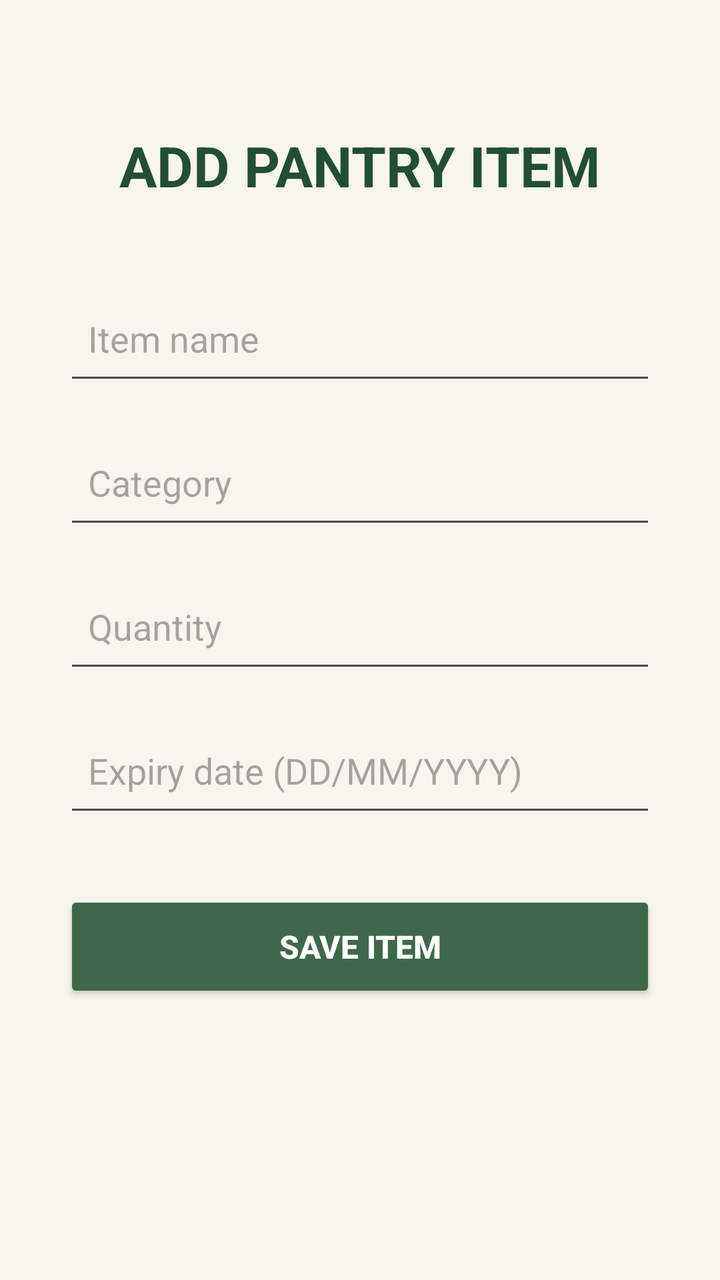
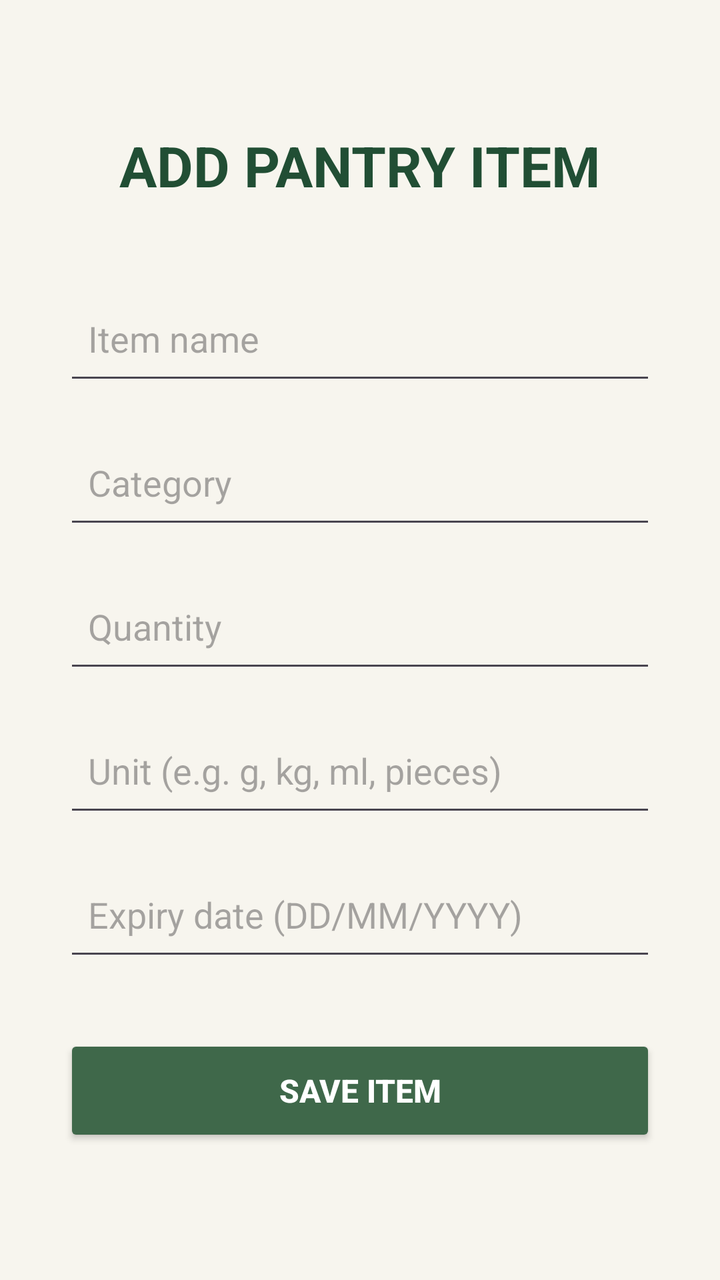

Before-and-after screenshots of an Android layout around one commit, followed by the original layout XML and the change that was made.
<!-- AndroidManifest.xml: application theme Theme.SmartPantryManager -->
<!-- res/layout/activity_add_item.xml -->
<?xml version="1.0" encoding="utf-8"?>
<androidx.constraintlayout.widget.ConstraintLayout
    xmlns:android="http://schemas.android.com/apk/res/android"
    xmlns:app="http://schemas.android.com/apk/res-auto"
    xmlns:tools="http://schemas.android.com/tools"
    android:id="@+id/main"
    android:layout_width="match_parent"
    android:layout_height="match_parent"
    android:background="@color/pantry_cream"
    android:paddingStart="32dp"
    android:paddingEnd="32dp"
    tools:context=".AddItemActivity">

    <TextView
        android:id="@+id/textAddItemTitle"
        android:layout_width="wrap_content"
        android:layout_height="wrap_content"
        android:layout_marginTop="64dp"
        android:text="ADD PANTRY ITEM"
        android:textColor="@color/pantry_dark_green"
        android:textSize="28sp"
        android:textStyle="bold"
        app:layout_constraintEnd_toEndOf="parent"
        app:layout_constraintStart_toStartOf="parent"
        app:layout_constraintTop_toTopOf="parent"
        />

    <EditText
        android:id="@+id/editItemName"
        android:layout_width="0dp"
        android:layout_height="56dp"
        android:layout_marginTop="40dp"
        android:hint="Item name"
        android:inputType="textCapWords"
        android:padding="12dp"
        app:layout_constraintEnd_toEndOf="parent"
        app:layout_constraintStart_toStartOf="parent"
        app:layout_constraintTop_toBottomOf="@id/textAddItemTitle"
        />

    <EditText
        android:id="@+id/editCategory"
        android:layout_width="0dp"
        android:layout_height="56dp"
        android:layout_marginTop="16dp"
        android:hint="Category"
        android:inputType="textCapWords"
        android:padding="12dp"
        app:layout_constraintEnd_toEndOf="parent"
        app:layout_constraintStart_toStartOf="parent"
        app:layout_constraintTop_toBottomOf="@id/editItemName"
        />

    <EditText
        android:id="@+id/editQuantity"
        android:layout_width="0dp"
        android:layout_height="56dp"
        android:layout_marginTop="16dp"
        android:hint="Quantity"
        android:inputType="number"
        android:padding="12dp"
        app:layout_constraintEnd_toEndOf="parent"
        app:layout_constraintStart_toStartOf="parent"
        app:layout_constraintTop_toBottomOf="@id/editCategory"
        />
    <EditText
        android:id="@+id/editExpiryDate"
        android:layout_width="0dp"
        android:layout_height="56dp"
        android:layout_marginTop="16dp"
        android:hint="Expiry date (DD/MM/YYYY)"
        android:inputType="date"
        android:padding="12dp"
        app:layout_constraintEnd_toEndOf="parent"
        app:layout_constraintStart_toStartOf="parent"
        app:layout_constraintTop_toBottomOf="@id/editQuantity"
        />

    <Button
        android:id="@+id/buttonSaveItem"
        android:layout_width="0dp"
        android:layout_height="56dp"
        android:layout_marginTop="32dp"
        android:text="SAVE ITEM"
        android:textColor="@color/white"
        android:textSize="16sp"
        android:textStyle="bold"
        app:backgroundTint="@color/pantry_green"
        app:layout_constraintEnd_toEndOf="parent"
        app:layout_constraintStart_toStartOf="parent"
        app:layout_constraintTop_toBottomOf="@id/editExpiryDate"
        />


</androidx.constraintlayout.widget.ConstraintLayout>
<!-- resources referenced by this layout -->
<resources>
  <color name="pantry_cream">#F7F5EE</color>
  <color name="pantry_dark_green">#214E34</color>
  <color name="pantry_green">#3F684A</color>
  <color name="white">#FFFFFFFF</color>
  <style name="Theme.SmartPantryManager" parent="Base.Theme.SmartPantryManager" />
  <style name="Base.Theme.SmartPantryManager" parent="Theme.Material3.DayNight.NoActionBar">
          
          
      </style>
</resources>

<!-- the commit's change to res/layout/activity_add_item.xml (unified diff, before → after) -->
@@ -64,6 +64,18 @@
         app:layout_constraintTop_toBottomOf="@id/editCategory"
         />
     <EditText
+        android:id="@+id/editUnit"
+        android:layout_width="0dp"
+        android:layout_height="56dp"
+        android:layout_marginTop="16dp"
+        android:hint="Unit (e.g. g, kg, ml, pieces)"
+        android:inputType="text"
+        android:padding="12dp"
+        app:layout_constraintEnd_toEndOf="parent"
+        app:layout_constraintStart_toStartOf="parent"
+        app:layout_constraintTop_toBottomOf="@id/editQuantity"
+        />
+    <EditText
         android:id="@+id/editExpiryDate"
         android:layout_width="0dp"
         android:layout_height="56dp"
@@ -73,7 +85,7 @@
         android:padding="12dp"
         app:layout_constraintEnd_toEndOf="parent"
         app:layout_constraintStart_toStartOf="parent"
-        app:layout_constraintTop_toBottomOf="@id/editQuantity"
+        app:layout_constraintTop_toBottomOf="@id/editUnit"
         />
 
     <Button
